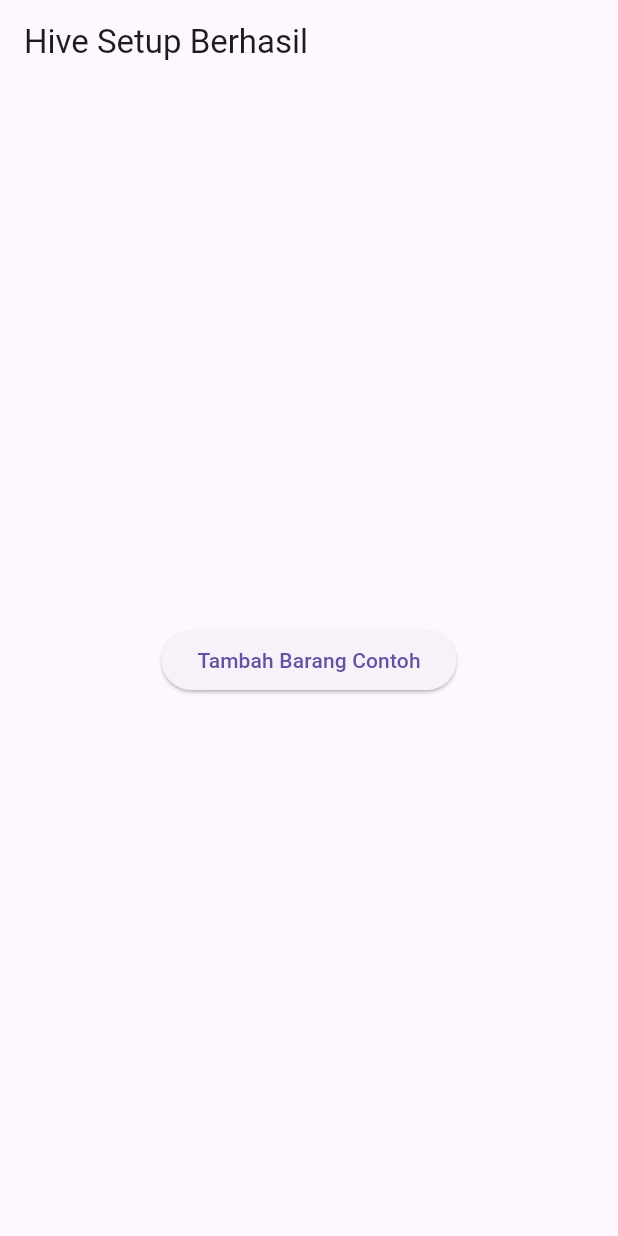
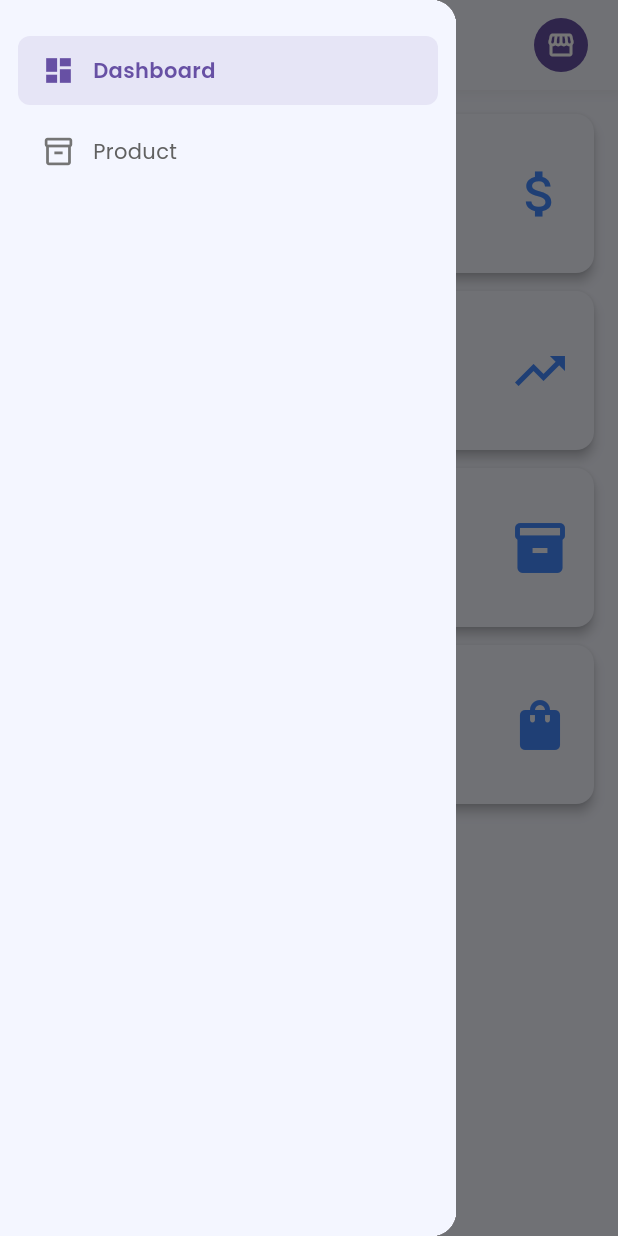
Before and after one commit to yudha556/stokmate, a Flutter app: the screen it shows after launch, with the side drawer open (before the commit the screen has no drawer), on a phone screen of 412 x 824 dp. Run offline on Flutter 3.47's test engine with Material 3 defaults, Android fonts, the phone set to English and light mode, and no system bars; our stand-ins replace google_fonts, hive, hive_flutter; accounts and stored records are empty.

Commit message:
adding first page

```diff
--- a/lib/main.dart
+++ b/lib/main.dart
@@ -1,8 +1,10 @@
 import 'package:flutter/material.dart';
+import 'package:google_fonts/google_fonts.dart';
 import 'package:hive_flutter/hive_flutter.dart';
 import 'models/barang.dart';
 import 'models/transaksi.dart';
 import 'services/db_services.dart';
+import './pages/layout/mainLayout.dart';
 
 void main() async {
   WidgetsFlutterBinding.ensureInitialized();
@@ -24,23 +26,15 @@ class MyApp extends StatelessWidget {
   @override
   Widget build(BuildContext context) {
     return MaterialApp(
-      home: Scaffold(
-        appBar: AppBar(title: const Text("Hive Setup Berhasil")),
-        body: Center(
-          child: ElevatedButton(
-            onPressed: () async {
-              // contoh test: tambah barang
-              await DBService.tambahBarang(Barang(
-                nama: "Indomie",
-                stok: 50,
-                hargaBeli: 2000,
-                hargaJual: 3000,
-              ));
-            },
-            child: const Text("Tambah Barang Contoh"),
-          ),
+      debugShowCheckedModeBanner: false,
+      title: "stokmate",
+      theme: ThemeData(
+        primarySwatch: Colors.blue,
+        textTheme: GoogleFonts.poppinsTextTheme(
+          Theme.of(context).textTheme,
         ),
       ),
+      home: const MainLayout(),
     );
   }
 }
--- /dev/null
+++ b/lib/pages/components/header.dart
@@ -0,0 +1,60 @@
+import 'package:flutter/material.dart';
+
+class Header extends StatelessWidget {
+  final VoidCallback? onMenuPressed;
+  final Color? backgroundColor;
+  final double height;
+
+  const Header({
+    Key? key,
+    this.onMenuPressed,
+    this.backgroundColor,
+    this.height = 60.0,
+  }) : super(key: key);
+
+  @override
+  Widget build(BuildContext context) {
+    return Container(
+      height: height,
+      decoration: BoxDecoration(
+        color: backgroundColor ?? Color(0xFFF4F6FF),
+        boxShadow: [
+          BoxShadow(
+            color: Colors.grey.withOpacity(0.1),
+            spreadRadius: 1,
+            blurRadius: 4,
+            offset: const Offset(0, 2),
+          ),
+        ],
+      ),
+      child: Padding(
+        padding: const EdgeInsets.symmetric(horizontal: 20.0),
+        child: Row(
+          children: [
+            IconButton(
+              icon: const Icon(
+                Icons.menu,
+                color: Colors.grey,
+                size: 24,
+              ),
+              onPressed: onMenuPressed,
+              tooltip: 'Menu',
+            ),
+
+            const Spacer(),
+
+            CircleAvatar(
+              radius: 18,
+              backgroundColor: Theme.of(context).primaryColor,
+              child: const Icon(
+                Icons.storefront,
+                color: Colors.white,
+                size: 20,
+              ),
+            ),
+          ],
+        ),
+      ),
+    );
+  }
+}
--- /dev/null
+++ b/lib/pages/components/sidebar.dart
@@ -0,0 +1,113 @@
+import 'package:flutter/material.dart';
+
+class Sidebar extends StatelessWidget {
+  final int selectedIndex;
+  final Function(int) onItemSelected;
+  final double width;
+  final Color? backgroundColor;
+  final Color? selectedColor;
+
+  const Sidebar({
+    Key? key,
+    required this.selectedIndex,
+    required this.onItemSelected,
+    this.width = 250.0,
+    this.backgroundColor,
+    this.selectedColor,
+  }) : super(key: key);
+
+  @override
+  Widget build(BuildContext context) {
+    return Container(
+      width: width,
+      decoration: BoxDecoration(
+        color: backgroundColor ?? Color(0xFFF4F6FF),
+        boxShadow: [
+          BoxShadow(
+            color: Colors.grey.withOpacity(0.1),
+            spreadRadius: 0,
+            blurRadius: 4,
+            offset: const Offset(4, 0),
+          ),
+        ],
+      ),
+      child: Column(
+        children: [
+          // Header Space
+          const SizedBox(height: 20),
+
+          // Menu Items
+          _buildMenuItem(
+            context,
+            'Dashboard',
+            Icons.dashboard_outlined,
+            Icons.dashboard,
+            0,
+          ),
+          _buildMenuItem(
+            context,
+            'Product',
+            Icons.inventory_2_outlined,
+            Icons.inventory_2,
+            1,
+          ),
+        ],
+      ),
+    );
+  }
+
+  Widget _buildMenuItem(
+    BuildContext context,
+    String title,
+    IconData icon,
+    IconData activeIcon,
+    int index,
+  ) {
+    final isSelected = selectedIndex == index;
+
+    return Container(
+      margin: const EdgeInsets.symmetric(horizontal: 12, vertical: 4),
+      child: Material(
+        color: Colors.transparent,
+        borderRadius: BorderRadius.circular(8),
+        child: InkWell(
+          onTap: () => onItemSelected(index),
+          borderRadius: BorderRadius.circular(8),
+          child: Container(
+            decoration: BoxDecoration(
+              color: isSelected
+                  ? (selectedColor ?? Theme.of(context).primaryColor.withOpacity(0.1))
+                  : Colors.transparent,
+              borderRadius: BorderRadius.circular(8),
+            ),
+            child: Padding(
+              padding: const EdgeInsets.symmetric(horizontal: 16, vertical: 12),
+              child: Row(
+                children: [
+                  Icon(
+                    isSelected ? activeIcon : icon,
+                    color: isSelected
+                        ? (selectedColor ?? Theme.of(context).primaryColor)
+                        : Colors.grey[600],
+                    size: 22,
+                  ),
+                  const SizedBox(width: 12),
+                  Text(
+                    title,
+                    style: TextStyle(
+                      color: isSelected
+                          ? (selectedColor ?? Theme.of(context).primaryColor)
+                          : Colors.grey[700],
+                      fontSize: 14,
+                      fontWeight: isSelected ? FontWeight.w600 : FontWeight.normal,
+                    ),
+                  ),
+                ],
+              ),
+            ),
+          ),
+        ),
+      ),
+    );
+  }
+}
--- /dev/null
+++ b/lib/pages/layout/mainLayout.dart
@@ -0,0 +1,53 @@
+// main_layout.dart
+import 'package:flutter/material.dart';
+import '../screen/dashboard.dart';
+import '../screen/product.dart';
+import '../components/header.dart';
+import '../components/sidebar.dart';
+
+class MainLayout extends StatefulWidget {
+  const MainLayout({super.key});
+
+  @override
+  State<MainLayout> createState() => _MainLayoutState();
+}
+
+class _MainLayoutState extends State<MainLayout> {
+  int selectedIndex = 0;
+  final GlobalKey<ScaffoldState> _scaffoldKey = GlobalKey<ScaffoldState>();
+
+  final List<Widget> pages = [
+    const Dashboard(),
+    const Product(),
+  ];
+
+  final List<String> titles = [
+    'Dashboard',
+    'Product',
+  ];
+
+  @override
+  Widget build(BuildContext context) {
+    return Scaffold(
+      key: _scaffoldKey,
+      appBar: PreferredSize(
+        preferredSize: const Size.fromHeight(60),
+        child: Header(
+          onMenuPressed: () {
+            _scaffoldKey.currentState?.openDrawer();
+          },
+        ),
+      ),
+      drawer: Drawer(
+        child: Sidebar(
+          selectedIndex: selectedIndex,
+          onItemSelected: (index) {
+            setState(() => selectedIndex = index);
+            Navigator.pop(context); // Tutup drawer setelah pilih menu
+          },
+        ),
+      ),
+      body: pages[selectedIndex],
+    );
+  }
+}
--- /dev/null
+++ b/lib/pages/screen/dashboard.dart
@@ -0,0 +1,68 @@
+import 'package:flutter/material.dart';
+
+class Dashboard extends StatelessWidget {
+  const Dashboard({super.key});
+
+  @override
+  Widget build(BuildContext context) {
+    return Scaffold(
+      backgroundColor: const Color(0xFFF4F6FF),
+      body: Padding(
+        padding: const EdgeInsets.all(16),
+        child: Column(
+          children: [
+            _buildStatCard("Laba Bersih", "Rp 10.000.000", Icons.attach_money),
+            _buildStatCard("Laba Kotor", "Rp 25.000.000", Icons.trending_up),
+            _buildStatCard("Total Stok", "120", Icons.inventory),
+            _buildStatCard("Jumlah Barang", "58", Icons.shopping_bag),
+          ],
+        ),
+      ),
+    );
+  }
+
+  Widget _buildStatCard(String title, String value, IconData icon) {
+    return Card(
+      color: Color(0xFFF4F6FF),
+      elevation: 3,
+      margin: const EdgeInsets.only(bottom: 12),
+      shape: RoundedRectangleBorder(borderRadius: BorderRadius.circular(12)),
+      child: Container(
+        width: double.infinity,
+        padding: const EdgeInsets.all(16),
+        child: Row(
+          mainAxisAlignment: MainAxisAlignment.spaceBetween,
+          children: [
+            Column(
+              crossAxisAlignment: CrossAxisAlignment.start,
+              children: [
+                Text(
+                  title,
+                  style: const TextStyle(
+                    fontSize: 16,
+                    fontWeight: FontWeight.w800,
+                    color: Colors.black54,
+                  ),
+                ),
+                const SizedBox(height: 8),
+                Text(
+                  value,
+                  style: const TextStyle(
+                    fontSize: 30,
+                    fontWeight: FontWeight.w900,
+                    color: Colors.black87,
+                  ),
+                ),
+              ],
+            ),
+            Icon(
+              icon,
+              size: 40,
+              color: Colors.blueAccent,
+            ),
+          ],
+        ),
+      ),
+    );
+  }
+}
--- /dev/null
+++ b/lib/pages/screen/product.dart
@@ -0,0 +1,10 @@
+import 'package:flutter/material.dart';
+
+class Product extends StatelessWidget {
+  const Product({super.key});
+
+  @override
+  Widget build(BuildContext context) {
+    return const Placeholder();
+  }
+}
--- a/pubspec.yaml
+++ b/pubspec.yaml
@@ -36,6 +36,7 @@ dependencies:
   cupertino_icons: ^1.0.8
   hive: ^2.2.3
   hive_flutter: ^1.1.0
+  google_fonts: ^5.0.0
 
 
 dev_dependencies:
```
Also changed, not shown: lib/pages/widget/card.dart (added), pubspec.lock.
